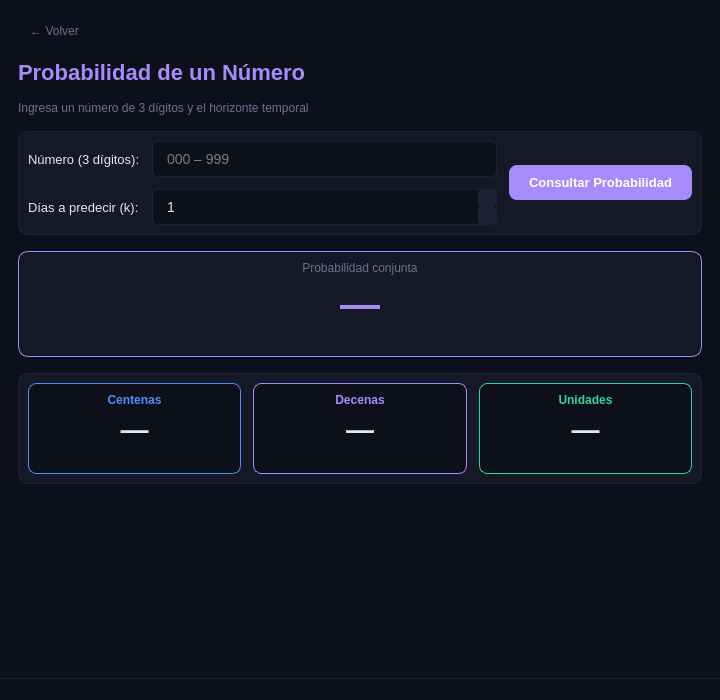
Before: the Qt Designer form Interfaz/main_window.ui in LuciaVega-L/LabEstocasticos-Loteria, drawn with Qt 5.
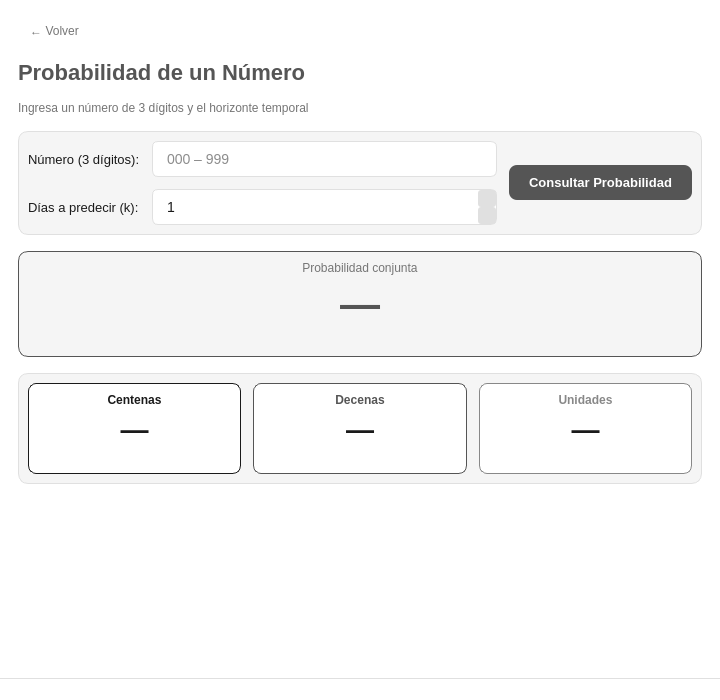
After: the same form once the commit is applied. The open tabs and pages were chosen to show the change.

```diff
--- a/Interfaz/main_window.ui
+++ b/Interfaz/main_window.ui
@@ -21,18 +21,18 @@
   </property>
   <property name="styleSheet">
    <string notr="true">QMainWindow, QWidget {
-    background-color: #0D0F1A;
-    color: #E2E8F0;
+    background-color: #FFFFFF;
+    color: #1A1A1A;
     font-family: 'Segoe UI', 'Helvetica Neue', Arial, sans-serif;
     font-size: 13px;
 }
 QScrollBar:vertical {
-    background: #151827;
+    background: #F5F5F5;
     width: 8px;
     border-radius: 4px;
 }
 QScrollBar::handle:vertical {
-    background: #1E2235;
+    background: #E0E0E0;
     border-radius: 4px;
     min-height: 20px;
 }
@@ -541,7 +541,7 @@
           <item>
            <widget class="QPushButton" name="btnVolverCaso2">
             <property name="styleSheet">
-             <string notr="true">QPushButton { background: transparent; color: #64748B; border: none; padding: 6px 12px; font-size: 12px; } QPushButton:hover { color: #E2E8F0; }</string>
+             <string notr="true">QPushButton { background: transparent; color: #757575; border: none; padding: 6px 12px; font-size: 12px; } QPushButton:hover { color: #1A1A1A; }</string>
             </property>
             <property name="text">
              <string>← Volver</string>
@@ -566,7 +566,7 @@
         <item>
          <widget class="QLabel" name="lblTituloCaso2">
           <property name="styleSheet">
-           <string notr="true">color: #A78BFA; font-size: 22px; font-weight: 700; background: transparent; border: none;</string>
+           <string notr="true">color: #555555; font-size: 22px; font-weight: 700; background: transparent; border: none;</string>
           </property>
           <property name="text">
            <string>Probabilidad de un Número</string>
@@ -576,7 +576,7 @@
         <item>
          <widget class="QLabel" name="lblSubCaso2">
           <property name="styleSheet">
-           <string notr="true">color: #64748B; font-size: 12px; background: transparent; border: none;</string>
+           <string notr="true">color: #757575; font-size: 12px; background: transparent; border: none;</string>
           </property>
           <property name="text">
            <string>Ingresa un número de 3 dígitos y el horizonte temporal</string>
@@ -586,7 +586,7 @@
         <item>
          <widget class="QFrame" name="frameInputCaso2">
           <property name="styleSheet">
-           <string notr="true">QFrame { background-color: #151827; border: 1px solid #1E2235; border-radius: 10px; } QLabel { background: transparent; border: none; }</string>
+           <string notr="true">QFrame { background-color: #F5F5F5; border: 1px solid #E0E0E0; border-radius: 10px; } QLabel { background: transparent; border: none; }</string>
           </property>
           <layout class="QGridLayout" name="grid_inp2">
            <property name="spacing">
@@ -602,7 +602,7 @@
            <item row="0" column="1">
             <widget class="QLineEdit" name="lineEditNumero">
              <property name="styleSheet">
-              <string notr="true">QLineEdit { background-color: #0D0F1A; color: #E2E8F0; border: 1px solid #1E2235; border-radius: 6px; padding: 8px 12px; font-size: 14px; } QLineEdit:focus { border: 1px solid #A78BFA; }</string>
+              <string notr="true">QLineEdit { background-color: #FFFFFF; color: #1A1A1A; border: 1px solid #E0E0E0; border-radius: 6px; padding: 8px 12px; font-size: 14px; } QLineEdit:focus { border: 1px solid #555555; }</string>
              </property>
              <property name="maxLength">
               <number>3</number>
@@ -625,7 +625,7 @@
            <item row="1" column="1">
             <widget class="QSpinBox" name="spinKCaso2">
              <property name="styleSheet">
-              <string notr="true">QSpinBox { background-color: #0D0F1A; color: #E2E8F0; border: 1px solid #1E2235; border-radius: 6px; padding: 8px 12px; font-size: 14px; } QSpinBox:focus { border: 1px solid #A78BFA; } QSpinBox::up-button, QSpinBox::down-button { background-color: #1E2235; border-radius: 3px; width: 18px; }</string>
+              <string notr="true">QSpinBox { background-color: #FFFFFF; color: #1A1A1A; border: 1px solid #E0E0E0; border-radius: 6px; padding: 8px 12px; font-size: 14px; } QSpinBox:focus { border: 1px solid #555555; } QSpinBox::up-button, QSpinBox::down-button { background-color: #E0E0E0; border-radius: 3px; width: 18px; }</string>
              </property>
              <property name="minimum">
               <number>1</number>
@@ -647,7 +647,7 @@
               <cursorShape>PointingHandCursor</cursorShape>
              </property>
              <property name="styleSheet">
-              <string notr="true">QPushButton { background-color: #A78BFA; color: white; border: none; border-radius: 8px; padding: 10px 20px; font-weight: 600; font-size: 13px; } QPushButton:hover { background-color: #B49BFF; } QPushButton:pressed { background-color: #8B6FD8; } QPushButton:disabled { background-color: #1E2235; color: #64748B; }</string>
+              <string notr="true">QPushButton { background-color: #555555; color: white; border: none; border-radius: 8px; padding: 10px 20px; font-weight: 600; font-size: 13px; } QPushButton:hover { background-color: #777777; } QPushButton:pressed { background-color: #444444; } QPushButton:disabled { background-color: #E0E0E0; color: #757575; }</string>
              </property>
              <property name="text">
               <string>Consultar Probabilidad</string>
@@ -660,7 +660,7 @@
         <item>
          <widget class="QFrame" name="frameResultadoCaso2">
           <property name="styleSheet">
-           <string notr="true">QFrame { background-color: #151827; border: 1px solid #A78BFA; border-radius: 10px; } QLabel { background: transparent; border: none; }</string>
+           <string notr="true">QFrame { background-color: #F5F5F5; border: 1px solid #555555; border-radius: 10px; } QLabel { background: transparent; border: none; }</string>
           </property>
           <layout class="QVBoxLayout" name="vl_res2">
            <property name="spacing">
@@ -669,7 +669,7 @@
            <item>
             <widget class="QLabel" name="lblProbTitulo2">
              <property name="styleSheet">
-              <string notr="true">color: #64748B; font-size: 12px;</string>
+              <string notr="true">color: #757575; font-size: 12px;</string>
              </property>
              <property name="text">
               <string>Probabilidad conjunta</string>
@@ -682,7 +682,7 @@
            <item>
             <widget class="QLabel" name="lblProbConjCaso2">
              <property name="styleSheet">
-              <string notr="true">color: #A78BFA; font-size: 40px; font-weight: 800;</string>
+              <string notr="true">color: #555555; font-size: 40px; font-weight: 800;</string>
              </property>
              <property name="text">
               <string>—</string>
@@ -695,7 +695,7 @@
            <item>
             <widget class="QLabel" name="lblInfoCaso2">
              <property name="styleSheet">
-              <string notr="true">color: #64748B; font-size: 12px;</string>
+              <string notr="true">color: #757575; font-size: 12px;</string>
              </property>
              <property name="text">
               <string/>
@@ -711,7 +711,7 @@
         <item>
          <widget class="QFrame" name="frameDetalleCaso2">
           <property name="styleSheet">
-           <string notr="true">QFrame { background-color: #151827; border: 1px solid #1E2235; border-radius: 10px; } QLabel { background: transparent; border: none; }</string>
+           <string notr="true">QFrame { background-color: #F5F5F5; border: 1px solid #E0E0E0; border-radius: 10px; } QLabel { background: transparent; border: none; }</string>
           </property>
           <layout class="QGridLayout" name="grid_det2">
            <property name="spacing">
@@ -720,13 +720,13 @@
            <item row="0" column="0">
             <widget class="QFrame" name="frameCentenasCaso2">
              <property name="styleSheet">
-              <string notr="true">QFrame { background-color: #0D0F1A; border: 1px solid #4F8EF7; border-radius: 8px; } QLabel { background: transparent; border: none; }</string>
+              <string notr="true">QFrame { background-color: #FFFFFF; border: 1px solid #1A1A1A; border-radius: 8px; } QLabel { background: transparent; border: none; }</string>
              </property>
              <layout class="QVBoxLayout" name="vl_cent2">
               <item>
                <widget class="QLabel" name="lblCentLabel2">
                 <property name="styleSheet">
-                 <string notr="true">color: #4F8EF7; font-weight: 700; font-size: 12px;</string>
+                 <string notr="true">color: #1A1A1A; font-weight: 700; font-size: 12px;</string>
                 </property>
                 <property name="text">
                  <string>Centenas</string>
@@ -739,7 +739,7 @@
               <item>
                <widget class="QLabel" name="lblDigitoCentenas2">
                 <property name="styleSheet">
-                 <string notr="true">color: #E2E8F0; font-size: 28px; font-weight: 800;</string>
+                 <string notr="true">color: #1A1A1A; font-size: 28px; font-weight: 800;</string>
                 </property>
                 <property name="text">
                  <string>—</string>
@@ -752,7 +752,7 @@
               <item>
                <widget class="QLabel" name="lblProbCentenas2">
                 <property name="styleSheet">
-                 <string notr="true">color: #64748B; font-size: 11px;</string>
+                 <string notr="true">color: #757575; font-size: 11px;</string>
                 </property>
                 <property name="text">
                  <string/>
@@ -768,13 +768,13 @@
            <item row="0" column="1">
             <widget class="QFrame" name="frameDecenasCaso2">
              <property name="styleSheet">
-              <string notr="true">QFrame { background-color: #0D0F1A; border: 1px solid #A78BFA; border-radius: 8px; } QLabel { background: transparent; border: none; }</string>
+              <string notr="true">QFrame { background-color: #FFFFFF; border: 1px solid #555555; border-radius: 8px; } QLabel { background: transparent; border: none; }</string>
              </property>
              <layout class="QVBoxLayout" name="vl_dec2">
               <item>
                <widget class="QLabel" name="lblDecLabel2">
                 <property name="styleSheet">
-                 <string notr="true">color: #A78BFA; font-weight: 700; font-size: 12px;</string>
+                 <string notr="true">color: #555555; font-weight: 700; font-size: 12px;</string>
                 </property>
                 <property name="text">
                  <string>Decenas</string>
@@ -787,7 +787,7 @@
               <item>
                <widget class="QLabel" name="lblDigitoDecenas2">
                 <property name="styleSheet">
-                 <string notr="true">color: #E2E8F0; font-size: 28px; font-weight: 800;</string>
+                 <string notr="true">color: #1A1A1A; font-size: 28px; font-weight: 800;</string>
                 </property>
                 <property name="text">
                  <string>—</string>
@@ -800,7 +800,7 @@
               <item>
                <widget class="QLabel" name="lblProbDecenas2">
                 <property name="styleSheet">
-                 <string notr="true">color: #64748B; font-size: 11px;</string>
+                 <string notr="true">color: #757575; font-size: 11px;</string>
                 </property>
                 <property name="text">
                  <string/>
@@ -816,13 +816,13 @@
            <item row="0" column="2">
             <widget class="QFrame" name="frameUnidadesCaso2">
              <property name="styleSheet">
-              <string notr="true">QFrame { background-color: #0D0F1A; border: 1px solid #34D399; border-radius: 8px; } QLabel { background: transparent; border: none; }</string>
+              <string notr="true">QFrame { background-color: #FFFFFF; border: 1px solid #888888; border-radius: 8px; } QLabel { background: transparent; border: none; }</string>
              </property>
              <layout class="QVBoxLayout" name="vl_uni2">
               <item>
                <widget class="QLabel" name="lblUniLabel2">
                 <property name="styleSheet">
-                 <string notr="true">color: #34D399; font-weight: 700; font-size: 12px;</string>
+                 <string notr="true">color: #888888; font-weight: 700; font-size: 12px;</string>
                 </property>
                 <property name="text">
                  <string>Unidades</string>
@@ -835,7 +835,7 @@
               <item>
                <widget class="QLabel" name="lblDigitoUnidades2">
                 <property name="styleSheet">
-                 <string notr="true">color: #E2E8F0; font-size: 28px; font-weight: 800;</string>
+                 <string notr="true">color: #1A1A1A; font-size: 28px; font-weight: 800;</string>
                 </property>
                 <property name="text">
                  <string>—</string>
@@ -848,7 +848,7 @@
               <item>
                <widget class="QLabel" name="lblProbUnidades2">
                 <property name="styleSheet">
-                 <string notr="true">color: #64748B; font-size: 11px;</string>
+                 <string notr="true">color: #757575; font-size: 11px;</string>
                 </property>
                 <property name="text">
                  <string/>
@@ -1305,7 +1305,7 @@
   </widget>
   <widget class="QStatusBar" name="statusbar">
    <property name="styleSheet">
-    <string notr="true">QStatusBar { background-color: #0D0F1A; color: #64748B; border-top: 1px solid #1E2235; font-size: 11px; }</string>
+    <string notr="true">QStatusBar { background-color: #FFFFFF; color: #757575; border-top: 1px solid #E0E0E0; font-size: 11px; }</string>
    </property>
   </widget>
  </widget>
```
Left out of the diff: 110 changed lines with no effect on the pictures.
